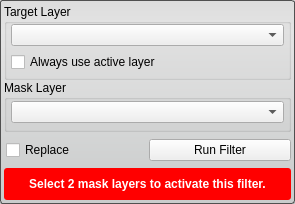
SCIInstitute/Seg3D, file src/Interface/ToolInterface/AndFilterInterface.ui: the form before one commit.
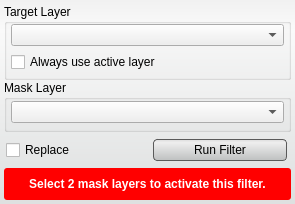
The form after the commit. Custom widgets are drawn as their Qt base class.

Patch:
```diff
--- a/src/Interface/ToolInterface/AndFilterInterface.ui
+++ b/src/Interface/ToolInterface/AndFilterInterface.ui
@@ -34,8 +34,28 @@
   <property name="styleSheet">
    <string notr="true">QWidget#AndFilterInterface{
   border-radius: 3px;
-  border: 1px solid rgb(80, 80,80);
-  background-color: qlineargradient(spread:pad, x1:0.5, y1:0, x2:0.5, y2:0.960227, stop:0 rgba(221, 221, 221, 255), stop:0.155779 rgba(228, 228, 228, 255), stop:1 rgba(202, 204, 204, 255));      
+  background-color: qlineargradient(spread:pad, x1:0.5, y1:0, x2:0.5, y2:0.960227, stop:0 rgba(241, 241, 241, 255), stop:0.155779 rgba(250, 250, 250, 255), stop:1 rgba(222, 224, 224, 255));      
+}
+
+QPushButton{
+  background-color: qlineargradient(spread:pad, x1:0.5, y1:0, x2:0.5, y2:0.960227, stop:0 rgba(221, 221, 221, 255), stop:0.155779 rgba(238, 238, 238, 255), stop:1 rgba(192, 194, 194, 255));
+  border-radius: 4px;
+  border: 1px solid rgb(90, 90, 90);
+  margin:4px;
+}
+
+QPushButton:hover{
+  background-color: qlineargradient(spread:pad, x1:0.5, y1:0, x2:0.5, y2:1, stop:0 rgba(195, 195, 195, 255), stop:0.253769 rgba(206, 206, 206, 255), stop:1 rgba(185, 185, 185, 255));
+  border-radius: 4px;
+  border: 1px solid rgb(90, 90, 90);
+  margin:4px;
+}
+
+QPushButton:pressed{
+  background-color: qlineargradient(spread:pad, x1:0.5, y1:0, x2:0.5, y2:1, stop:0 rgba(150, 150, 150, 255), stop:0.753769 rgba(206, 206, 206, 255), stop:1 rgba(185, 185, 185, 255));
+  border-radius: 4px;
+  border: 1px solid rgb(90, 90, 90);
+  margin:4px;
 }</string>
   </property>
   <layout class="QVBoxLayout" name="verticalLayout">
@@ -213,6 +233,12 @@
       </item>
       <item>
        <widget class="QPushButton" name="runFilterButton">
+        <property name="minimumSize">
+         <size>
+          <width>0</width>
+          <height>30</height>
+         </size>
+        </property>
         <property name="text">
          <string>Run Filter</string>
         </property>
```
